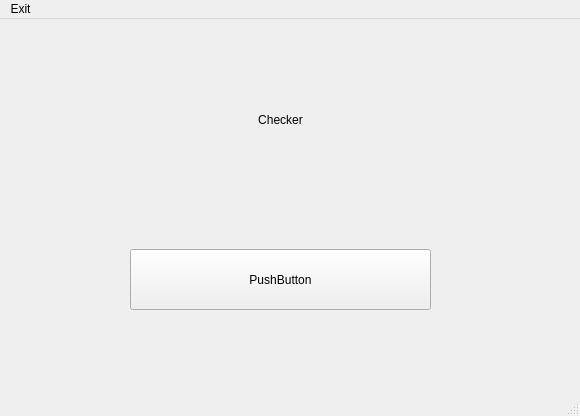
This is main.ui in susilnath/reminder_app as Qt 5 draws it before an edit. The edited form follows.
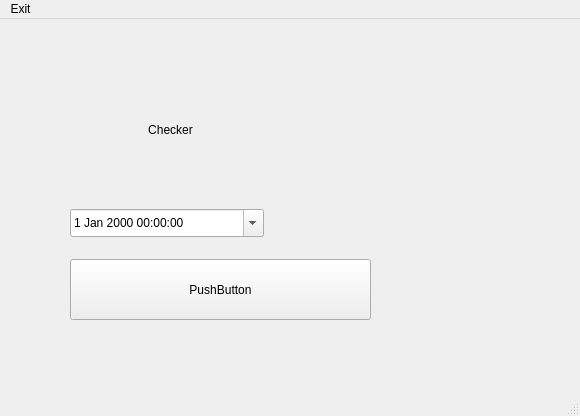
This is the edited form.

Patch:
```diff
--- a/main.ui
+++ b/main.ui
@@ -17,8 +17,8 @@
    <widget class="QPushButton" name="Add_reminder">
     <property name="geometry">
      <rect>
-      <x>130</x>
-      <y>230</y>
+      <x>70</x>
+      <y>240</y>
       <width>301</width>
       <height>61</height>
      </rect>
@@ -30,8 +30,8 @@
    <widget class="QLabel" name="debug">
     <property name="geometry">
      <rect>
-      <x>180</x>
-      <y>60</y>
+      <x>70</x>
+      <y>70</y>
       <width>201</width>
       <height>81</height>
      </rect>
@@ -43,6 +43,19 @@
      <set>Qt::AlignCenter</set>
     </property>
    </widget>
+   <widget class="QDateTimeEdit" name="DateTime_Picker">
+    <property name="geometry">
+     <rect>
+      <x>70</x>
+      <y>190</y>
+      <width>194</width>
+      <height>28</height>
+     </rect>
+    </property>
+    <property name="calendarPopup">
+     <bool>true</bool>
+    </property>
+   </widget>
   </widget>
   <widget class="QMenuBar" name="menubar">
    <property name="geometry">
```
Left out of the diff: 2 changed lines with no effect on the pictures.
